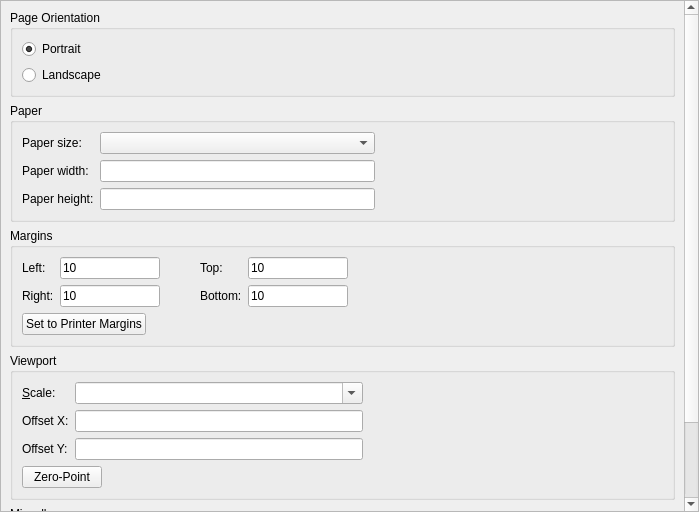
Qt form scripts/Edit/DrawingPreferences/PageSettings/PreferencesPage.ui (qcad/qcad) before a commit.
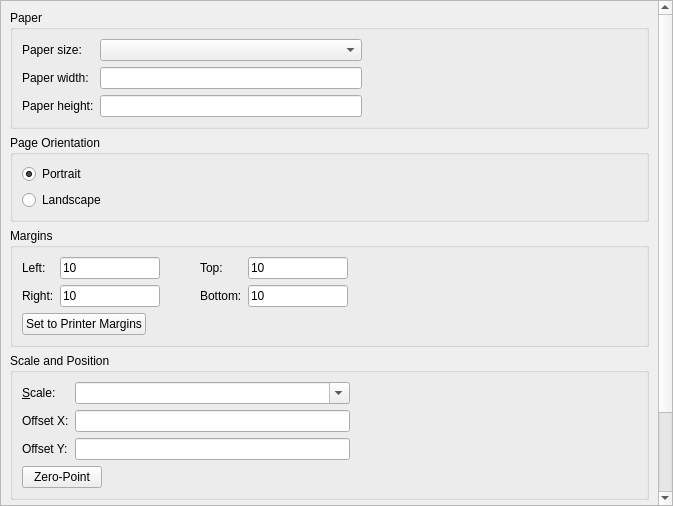
The same form after that commit. Custom widgets are drawn as their Qt base class.

Commit message: change order of group boxes

```diff
--- a/scripts/Edit/DrawingPreferences/PageSettings/PreferencesPage.ui
+++ b/scripts/Edit/DrawingPreferences/PageSettings/PreferencesPage.ui
@@ -6,8 +6,8 @@
    <rect>
     <x>0</x>
     <y>0</y>
-    <width>699</width>
-    <height>512</height>
+    <width>673</width>
+    <height>506</height>
    </rect>
   </property>
   <property name="windowTitle">
@@ -21,50 +21,11 @@
     <rect>
      <x>0</x>
      <y>0</y>
-     <width>682</width>
+     <width>656</width>
      <height>656</height>
     </rect>
    </property>
    <layout class="QVBoxLayout" name="verticalLayout">
-    <item>
-     <widget class="QGroupBox" name="PageOrientation">
-      <property name="title">
-       <string>Page Orientation</string>
-      </property>
-      <layout class="QGridLayout" name="gridLayout_5">
-       <item row="0" column="0">
-        <widget class="QRadioButton" name="Portrait">
-         <property name="text">
-          <string>Portrait</string>
-         </property>
-         <property name="checked">
-          <bool>true</bool>
-         </property>
-        </widget>
-       </item>
-       <item row="0" column="1" rowspan="2">
-        <spacer name="horizontalSpacer_3">
-         <property name="orientation">
-          <enum>Qt::Horizontal</enum>
-         </property>
-         <property name="sizeHint" stdset="0">
-          <size>
-           <width>526</width>
-           <height>20</height>
-          </size>
-         </property>
-        </spacer>
-       </item>
-       <item row="1" column="0">
-        <widget class="QRadioButton" name="Landscape">
-         <property name="text">
-          <string>Landscape</string>
-         </property>
-        </widget>
-       </item>
-      </layout>
-     </widget>
-    </item>
     <item>
      <widget class="QGroupBox" name="groupBox_3">
       <property name="title">
@@ -116,7 +77,7 @@
          </property>
          <property name="sizeHint" stdset="0">
           <size>
-           <width>253</width>
+           <width>240</width>
            <height>20</height>
           </size>
          </property>
@@ -149,6 +110,45 @@
       </layout>
      </widget>
     </item>
+    <item>
+     <widget class="QGroupBox" name="PageOrientation">
+      <property name="title">
+       <string>Page Orientation</string>
+      </property>
+      <layout class="QGridLayout" name="gridLayout_5">
+       <item row="0" column="0">
+        <widget class="QRadioButton" name="Portrait">
+         <property name="text">
+          <string>Portrait</string>
+         </property>
+         <property name="checked">
+          <bool>true</bool>
+         </property>
+        </widget>
+       </item>
+       <item row="0" column="1" rowspan="2">
+        <spacer name="horizontalSpacer_3">
+         <property name="orientation">
+          <enum>Qt::Horizontal</enum>
+         </property>
+         <property name="sizeHint" stdset="0">
+          <size>
+           <width>500</width>
+           <height>20</height>
+          </size>
+         </property>
+        </spacer>
+       </item>
+       <item row="1" column="0">
+        <widget class="QRadioButton" name="Landscape">
+         <property name="text">
+          <string>Landscape</string>
+         </property>
+        </widget>
+       </item>
+      </layout>
+     </widget>
+    </item>
     <item>
      <widget class="QGroupBox" name="Margins">
       <property name="title">
@@ -342,7 +342,7 @@
     <item>
      <widget class="QGroupBox" name="groupBox_7">
       <property name="title">
-       <string>Viewport</string>
+       <string>Scale and Position</string>
       </property>
       <layout class="QVBoxLayout" name="verticalLayout_2">
        <item>
```
Left out of the diff: 2 changed lines with no effect on the pictures.
